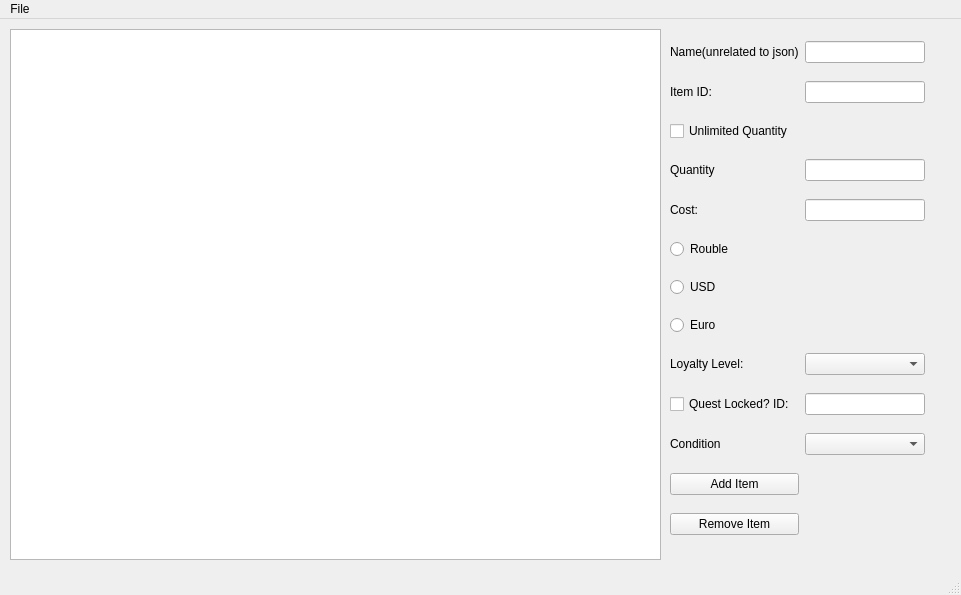
Above: src/gui_assort.ui from ThePi1/SPT-Trader-Builder before the change. Below: the same form after it.
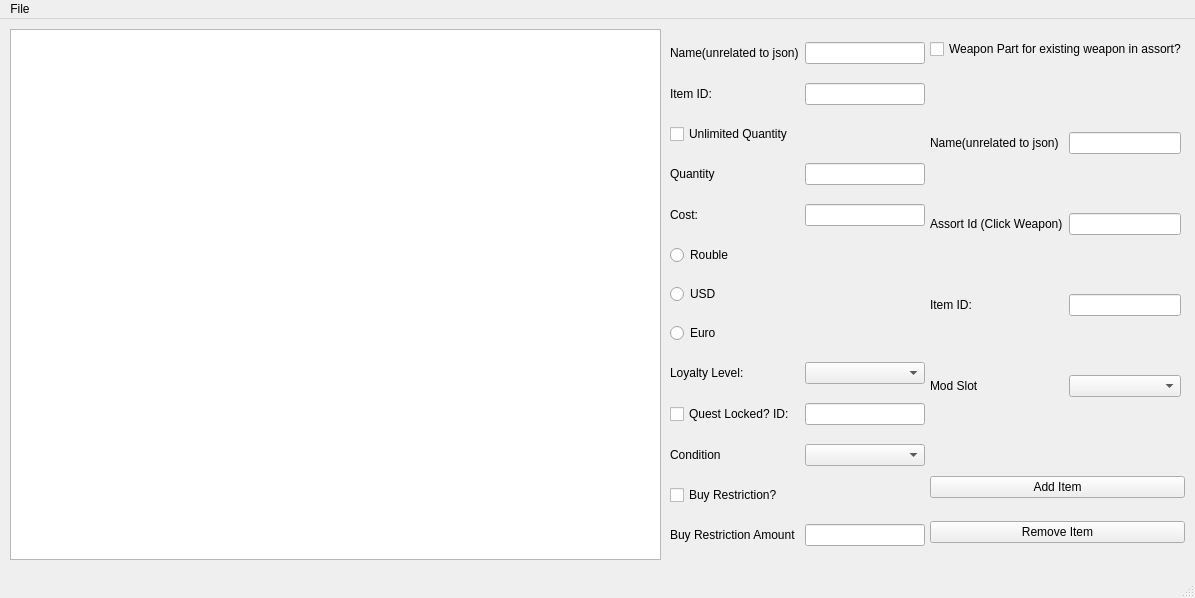
That is the form after the change.

Commit message: Lots of fixes and additions to AB including weapon Builder WIP

```diff
--- a/src/gui_assort.ui
+++ b/src/gui_assort.ui
@@ -9,8 +9,8 @@
    <rect>
     <x>0</x>
     <y>0</y>
-    <width>961</width>
-    <height>595</height>
+    <width>1195</width>
+    <height>598</height>
    </rect>
   </property>
   <property name="windowTitle">
@@ -50,13 +50,6 @@
      <item row="4" column="2">
       <widget class="QLineEdit" name="ab_cost_edit"/>
      </item>
-     <item row="11" column="1">
-      <widget class="QPushButton" name="ab_add_item">
-       <property name="text">
-        <string>Add Item</string>
-       </property>
-      </widget>
-     </item>
      <item row="0" column="1">
       <widget class="QLabel" name="label_4">
        <property name="text">
@@ -104,13 +97,6 @@
        </property>
       </widget>
      </item>
-     <item row="12" column="1">
-      <widget class="QPushButton" name="ab_remove_item">
-       <property name="text">
-        <string>Remove Item</string>
-       </property>
-      </widget>
-     </item>
      <item row="1" column="1">
       <widget class="QLabel" name="label">
        <property name="text">
@@ -152,6 +138,120 @@
      <item row="10" column="2">
       <widget class="QComboBox" name="ab_condition_box"/>
      </item>
+     <item row="11" column="1">
+      <widget class="QCheckBox" name="ab_buyrestriction_checkbox">
+       <property name="text">
+        <string>Buy Restriction?</string>
+       </property>
+      </widget>
+     </item>
+     <item row="12" column="1">
+      <widget class="QLabel" name="ab_buyrestriction">
+       <property name="text">
+        <string>Buy Restriction Amount</string>
+       </property>
+      </widget>
+     </item>
+     <item row="12" column="2">
+      <widget class="QLineEdit" name="ab_buyRestriction_edit"/>
+     </item>
+    </layout>
+   </widget>
+   <widget class="QWidget" name="gridLayoutWidget_2">
+    <property name="geometry">
+     <rect>
+      <x>930</x>
+      <y>440</y>
+      <width>255</width>
+      <height>101</height>
+     </rect>
+    </property>
+    <layout class="QGridLayout" name="gridLayout_2">
+     <item row="2" column="1">
+      <widget class="QPushButton" name="ab_add_item">
+       <property name="text">
+        <string>Add Item</string>
+       </property>
+      </widget>
+     </item>
+     <item row="3" column="1">
+      <widget class="QPushButton" name="ab_remove_item">
+       <property name="text">
+        <string>Remove Item</string>
+       </property>
+      </widget>
+     </item>
+    </layout>
+   </widget>
+   <widget class="QWidget" name="gridLayoutWidget_3">
+    <property name="geometry">
+     <rect>
+      <x>930</x>
+      <y>10</y>
+      <width>252</width>
+      <height>41</height>
+     </rect>
+    </property>
+    <layout class="QGridLayout" name="gridLayout_3">
+     <item row="0" column="0">
+      <widget class="QCheckBox" name="ab_weappart_check">
+       <property name="text">
+        <string>Weapon Part for existing weapon in assort?</string>
+       </property>
+      </widget>
+     </item>
+    </layout>
+   </widget>
+   <widget class="QWidget" name="gridLayoutWidget_4">
+    <property name="geometry">
+     <rect>
+      <x>930</x>
+      <y>60</y>
+      <width>251</width>
+      <height>371</height>
+     </rect>
+    </property>
+    <layout class="QGridLayout" name="gridLayout_4">
+     <item row="0" column="2">
+      <widget class="QLineEdit" name="ab_partname_edit"/>
+     </item>
+     <item row="0" column="0">
+      <widget class="QLabel" name="ab_partname">
+       <property name="text">
+        <string>Name(unrelated to json)</string>
+       </property>
+      </widget>
+     </item>
+     <item row="2" column="0">
+      <widget class="QLabel" name="ab_weapid">
+       <property name="text">
+        <string>Item ID:</string>
+       </property>
+      </widget>
+     </item>
+     <item row="1" column="0">
+      <widget class="QLabel" name="ab_mongo">
+       <property name="text">
+        <string>Assort Id (Click Weapon)</string>
+       </property>
+      </widget>
+     </item>
+     <item row="1" column="2">
+      <widget class="QLineEdit" name="ab_weapmongo_edit"/>
+     </item>
+     <item row="2" column="2">
+      <widget class="QLineEdit" name="ab_partid_edit"/>
+     </item>
+     <item row="3" column="2">
+      <widget class="QComboBox" name="ab_modslot_combo"/>
+     </item>
+     <item row="3" column="0">
+      <widget class="QLabel" name="ab_modslot">
+       <property name="text">
+        <string>Mod Slot</string>
+       </property>
+      </widget>
+     </item>
     </layout>
    </widget>
   </widget>
@@ -160,7 +260,7 @@
     <rect>
      <x>0</x>
      <y>0</y>
-     <width>961</width>
+     <width>1195</width>
      <height>22</height>
     </rect>
    </property>
```
Left out of the diff: 18 changed lines with no effect on the pictures. The commit also changes 5 other files.
